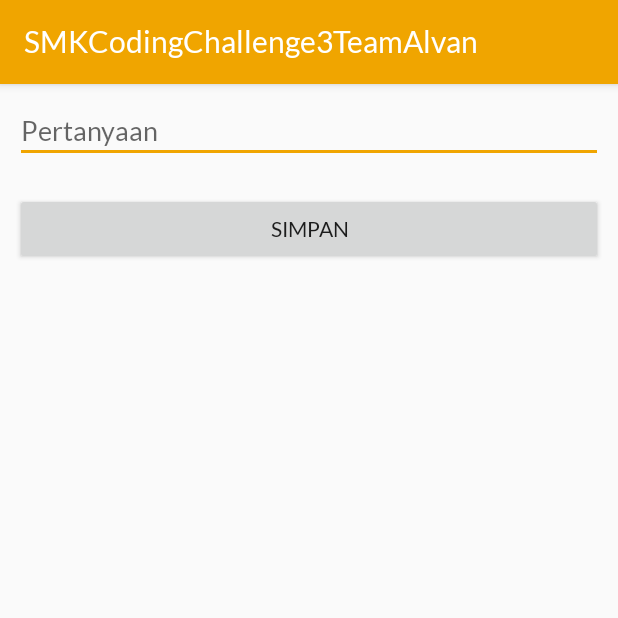
After one commit to rfqgal/smk-coding-group-project, an Android app: the ConsultationActivity screen opened directly, with no data from a screen before it, on a phone screen of 412 x 824 dp, the top half of it. The commit adds this screen. Run offline under Robolectric (Android 15) with nearby library versions, the phone set to English and light mode, and no system bars; our stand-ins replace Firebase (no records; nobody signed in at launch, a user with empty details on screens opened directly).

Commit message:
CRUD Consultation 1

```diff
--- a/app/src/main/AndroidManifest.xml
+++ b/app/src/main/AndroidManifest.xml
@@ -50,6 +50,7 @@
             </intent-filter>
         </activity>
         <activity android:name=".MainActivity" />
+        <activity android:name=".ConsultationActivity" />
     </application>
 
 </manifest>
--- /dev/null
+++ b/app/src/main/java/id/smkcoding/teamalvan/ConsultationActivity.kt
@@ -0,0 +1,69 @@
+package id.smkcoding.teamalvan
+
+import android.content.Intent
+import android.os.Bundle
+import android.view.View
+import android.widget.EditText
+import android.widget.Toast
+import androidx.appcompat.app.AppCompatActivity
+import com.google.firebase.auth.FirebaseAuth
+import com.google.firebase.database.DatabaseReference
+import com.google.firebase.database.FirebaseDatabase
+import id.smkcoding.teamalvan.model.ConsultationModel
+import kotlinx.android.synthetic.main.activity_consultation.*
+import java.text.SimpleDateFormat
+import java.util.*
+
+class ConsultationActivity : AppCompatActivity(), View.OnClickListener{
+
+
+    lateinit var ref : DatabaseReference
+    private var auth: FirebaseAuth? = null
+    private lateinit var Pertanyaan : EditText
+
+
+    override fun onCreate(savedInstanceState: Bundle?) {
+        super.onCreate(savedInstanceState)
+        setContentView(R.layout.activity_consultation)
+
+        Pertanyaan = findViewById<EditText>(R.id.pertanyaan)
+
+        auth = FirebaseAuth.getInstance() //Mendapakan Instance Firebase Auth
+        ref = FirebaseDatabase.getInstance().getReference()
+
+        simpan.setOnClickListener(this)
+
+    }
+
+    override fun onClick(v: View?) {
+        save()
+    }
+    private fun save() {
+        val getPertanyaan= Pertanyaan.text.toString().trim()
+        if(getPertanyaan.isEmpty()){
+            pertanyaan.error = "Mohon di Isi Terlebih Dahulu"
+            return
+        }
+
+        val current = SimpleDateFormat("yyyy-MM-dd")
+        val tanggal = current.format(Date())
+        val pertanyaanid = ref.push().key.toString()
+        val jenis = "pertanyaan"
+        val UserID: String = auth?.getCurrentUser()?.getUid().toString()
+        val question = ConsultationModel(UserID, tanggal, getPertanyaan, pertanyaanid,jenis)
+
+        if (UserID != null){
+            ref.child(UserID).child("tb_consultation").push().setValue(question).addOnCompleteListener{
+                Toast.makeText(this,"Pertanyaan Anda Terkirim", Toast.LENGTH_SHORT).show()
+                kembali()
+            }
+
+        }
+    }
+
+    private fun kembali() {
+        val intent = Intent (this, ConsultationFragment::class.java)
+        startActivity(intent)
+    }
+
+}
--- a/app/src/main/java/id/smkcoding/teamalvan/MainActivity.kt
+++ b/app/src/main/java/id/smkcoding/teamalvan/MainActivity.kt
@@ -12,7 +12,7 @@ import kotlinx.android.synthetic.main.activity_main.*
 class MainActivity : AppCompatActivity() {
 
     private var mAuth: FirebaseAuth? = null
-    val menuIcon = arrayOf(R.drawable.ic_home, R.drawable.ic_user, R.drawable.ic_location)
+    val menuIcon = arrayOf(R.drawable.ic_home, R.drawable.ic_user, R.drawable.ic_location,R.drawable.ic_location)
 
     override fun onCreate(savedInstanceState: Bundle?) {
         super.onCreate(savedInstanceState)
--- a/app/src/main/java/id/smkcoding/teamalvan/ViewPagerAdapter.kt
+++ b/app/src/main/java/id/smkcoding/teamalvan/ViewPagerAdapter.kt
@@ -5,12 +5,13 @@ import androidx.fragment.app.FragmentActivity
 import androidx.viewpager2.adapter.FragmentStateAdapter
 
 class ViewPagerAdapter(fragment: FragmentActivity): FragmentStateAdapter(fragment) {
-    private val JUMLAH_MENU = 3
+    private val JUMLAH_MENU = 4
     override fun createFragment(position: Int): Fragment {
         when(position) {
             0 -> { return HomeFragment() }
             1 -> { return UserFragment() }
-            2 -> { return ProvinceFragment() }
+            2 -> { return ConsultationFragment() }
+            3 -> { return ProvinceFragment() }
             else -> {
                 return HomeFragment()
             }
--- /dev/null
+++ b/app/src/main/res/layout/activity_consultation.xml
@@ -0,0 +1,21 @@
+<?xml version="1.0" encoding="utf-8"?>
+<LinearLayout
+    xmlns:android="http://schemas.android.com/apk/res/android" android:layout_width="match_parent"
+    android:layout_height="match_parent"
+    android:orientation="vertical">
+    <EditText
+        android:id="@+id/pertanyaan"
+        android:layout_width="match_parent"
+        android:layout_height="wrap_content"
+        android:layout_margin="10dp"
+        android:hint="Pertanyaan" />
+    <Button
+        android:id="@+id/simpan"
+        android:layout_width="match_parent"
+        android:layout_height="wrap_content"
+        android:layout_margin="10dp"
+        android:text="Simpan"
+        android:visibility="visible"
+        />
+
+</LinearLayout>
--- a/app/src/main/res/layout/fragment_consultation.xml
+++ b/app/src/main/res/layout/fragment_consultation.xml
@@ -11,14 +11,15 @@
             android:layout_width="match_parent"
             android:layout_height="wrap_content">
 
-            <androidx.recyclerview.widget.RecyclerView
+            <ListView
                 android:layout_width="match_parent"
                 android:layout_height="wrap_content"
+                android:id="@+id/consultation_list"
                 android:layout_marginVertical="10dp" />
         </LinearLayout>
 
         <com.google.android.material.floatingactionbutton.FloatingActionButton
-            android:id="@+id/btn_write_article"
+            android:id="@+id/btn_write_consultation"
             android:layout_width="wrap_content"
             android:layout_height="wrap_content"
             android:layout_gravity="bottom|end"
```
Also changed, not shown: app/src/main/java/id/smkcoding/teamalvan/ConsultationAdapter.kt (added, +33 -0 lines), app/src/main/java/id/smkcoding/teamalvan/ConsultationFragment.kt (added, +87 -0 lines), app/src/main/java/id/smkcoding/teamalvan/model/ConsultationModel.kt (added, +16 -0 lines), app/src/main/res/layout/item_consultation.xml (+12 -11 lines).
